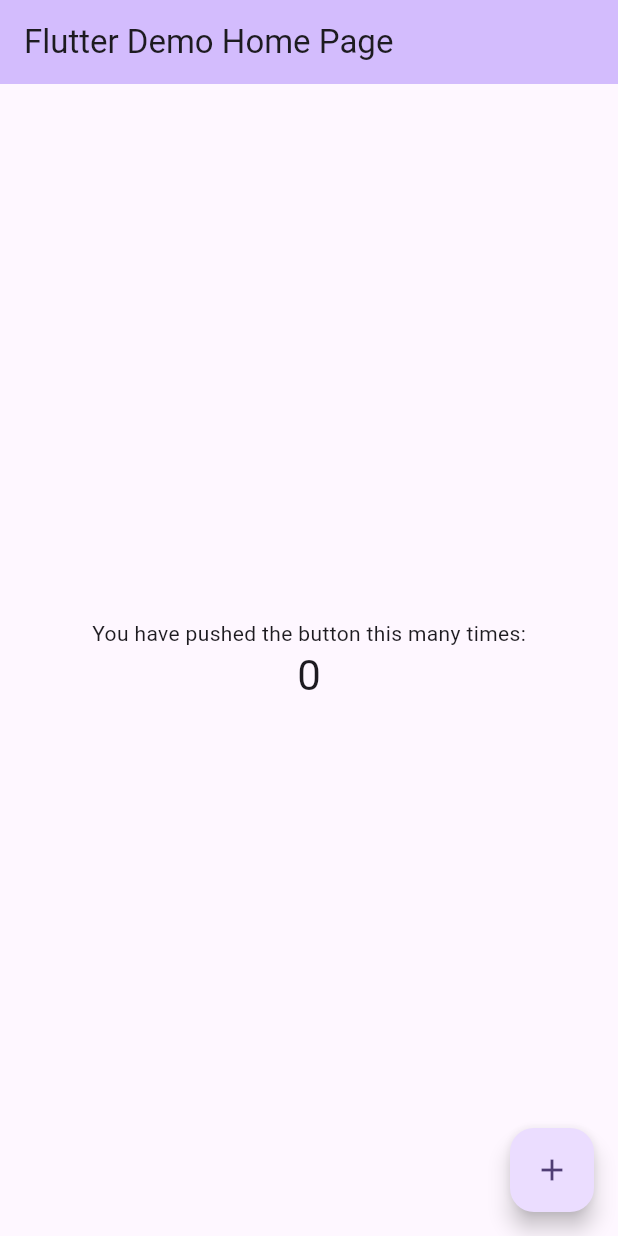
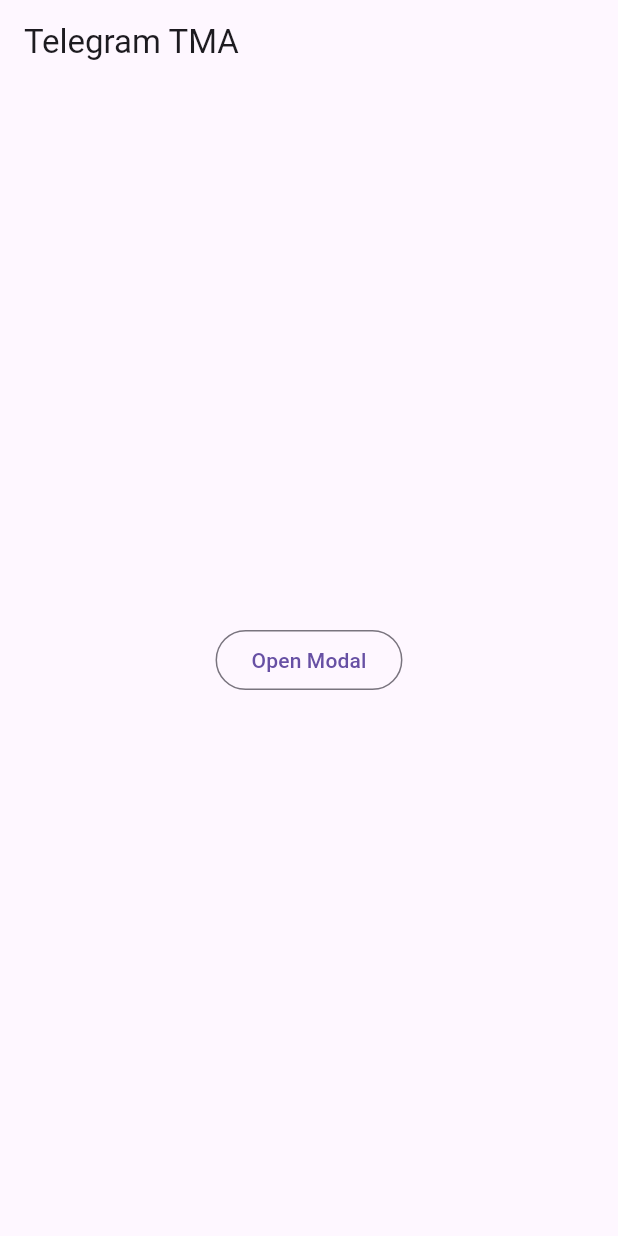
Before and after one commit to f0cuSsss/test_tma_tg, a Flutter app: the screen it shows after launch, on a phone screen of 412 x 824 dp. Run offline on Flutter 3.47's test engine with Material 3 defaults, Android fonts, the light colour scheme and no system bars; our stand-ins replace flutter_bloc, webview_flutter; missing offline and left inert: webview_flutter_android, webview_flutter_wkwebview.

Commit message:
first stage of tma

```diff
--- /dev/null
+++ b/devtools_options.yaml
@@ -0,0 +1,3 @@
+description: This file stores settings for Dart & Flutter DevTools.
+documentation: https://docs.flutter.dev/tools/devtools/extensions#configure-extension-enablement-states
+extensions:
--- a/lib/main.dart
+++ b/lib/main.dart
@@ -1,125 +1,18 @@
 import 'package:flutter/material.dart';
+import 'package:webview_flutter/webview_flutter.dart';
+import 'dart:io';
+
+import 'package:webview_flutter_android/webview_flutter_android.dart';
+import 'package:webview_flutter_wkwebview/webview_flutter_wkwebview.dart';
+
+import 'presentation/app.dart';
 
 void main() {
-  runApp(const MyApp());
-}
-
-class MyApp extends StatelessWidget {
-  const MyApp({super.key});
-
-  // This widget is the root of your application.
-  @override
-  Widget build(BuildContext context) {
-    return MaterialApp(
-      title: 'Flutter Demo',
-      theme: ThemeData(
-        // This is the theme of your application.
-        //
-        // TRY THIS: Try running your application with "flutter run". You'll see
-        // the application has a purple toolbar. Then, without quitting the app,
-        // try changing the seedColor in the colorScheme below to Colors.green
-        // and then invoke "hot reload" (save your changes or press the "hot
-        // reload" button in a Flutter-supported IDE, or press "r" if you used
-        // the command line to start the app).
-        //
-        // Notice that the counter didn't reset back to zero; the application
-        // state is not lost during the reload. To reset the state, use hot
-        // restart instead.
-        //
-        // This works for code too, not just values: Most code changes can be
-        // tested with just a hot reload.
-        colorScheme: ColorScheme.fromSeed(seedColor: Colors.deepPurple),
-        useMaterial3: true,
-      ),
-      home: const MyHomePage(title: 'Flutter Demo Home Page'),
-    );
-  }
-}
-
-class MyHomePage extends StatefulWidget {
-  const MyHomePage({super.key, required this.title});
-
-  // This widget is the home page of your application. It is stateful, meaning
-  // that it has a State object (defined below) that contains fields that affect
-  // how it looks.
-
-  // This class is the configuration for the state. It holds the values (in this
-  // case the title) provided by the parent (in this case the App widget) and
-  // used by the build method of the State. Fields in a Widget subclass are
-  // always marked "final".
-
-  final String title;
-
-  @override
-  State<MyHomePage> createState() => _MyHomePageState();
-}
-
-class _MyHomePageState extends State<MyHomePage> {
-  int _counter = 0;
-
-  void _incrementCounter() {
-    setState(() {
-      // This call to setState tells the Flutter framework that something has
-      // changed in this State, which causes it to rerun the build method below
-      // so that the display can reflect the updated values. If we changed
-      // _counter without calling setState(), then the build method would not be
-      // called again, and so nothing would appear to happen.
-      _counter++;
-    });
+  if (Platform.isAndroid) {
+    WebViewPlatform.instance = AndroidWebViewPlatform();
+  } else if (Platform.isIOS) {
+    WebViewPlatform.instance = WebKitWebViewPlatform();
   }
 
-  @override
-  Widget build(BuildContext context) {
-    // This method is rerun every time setState is called, for instance as done
-    // by the _incrementCounter method above.
-    //
-    // The Flutter framework has been optimized to make rerunning build methods
-    // fast, so that you can just rebuild anything that needs updating rather
-    // than having to individually change instances of widgets.
-    return Scaffold(
-      appBar: AppBar(
-        // TRY THIS: Try changing the color here to a specific color (to
-        // Colors.amber, perhaps?) and trigger a hot reload to see the AppBar
-        // change color while the other colors stay the same.
-        backgroundColor: Theme.of(context).colorScheme.inversePrimary,
-        // Here we take the value from the MyHomePage object that was created by
-        // the App.build method, and use it to set our appbar title.
-        title: Text(widget.title),
-      ),
-      body: Center(
-        // Center is a layout widget. It takes a single child and positions it
-        // in the middle of the parent.
-        child: Column(
-          // Column is also a layout widget. It takes a list of children and
-          // arranges them vertically. By default, it sizes itself to fit its
-          // children horizontally, and tries to be as tall as its parent.
-          //
-          // Column has various properties to control how it sizes itself and
-          // how it positions its children. Here we use mainAxisAlignment to
-          // center the children vertically; the main axis here is the vertical
-          // axis because Columns are vertical (the cross axis would be
-          // horizontal).
-          //
-          // TRY THIS: Invoke "debug painting" (choose the "Toggle Debug Paint"
-          // action in the IDE, or press "p" in the console), to see the
-          // wireframe for each widget.
-          mainAxisAlignment: MainAxisAlignment.center,
-          children: <Widget>[
-            const Text(
-              'You have pushed the button this many times:',
-            ),
-            Text(
-              '$_counter',
-              style: Theme.of(context).textTheme.headlineMedium,
-            ),
-          ],
-        ),
-      ),
-      floatingActionButton: FloatingActionButton(
-        onPressed: _incrementCounter,
-        tooltip: 'Increment',
-        child: const Icon(Icons.add),
-      ), // This trailing comma makes auto-formatting nicer for build methods.
-    );
-  }
+  runApp(const App());
 }
--- /dev/null
+++ b/lib/presentation/app.dart
@@ -0,0 +1,15 @@
+import 'package:flutter/material.dart';
+
+import 'main_screen.dart';
+
+class App extends StatelessWidget {
+  const App({super.key});
+
+  @override
+  Widget build(BuildContext context) {
+    return const MaterialApp(
+      debugShowCheckedModeBanner: false,
+      home: MainScreen(),
+    );
+  }
+}
--- /dev/null
+++ b/lib/presentation/core/app_colors.dart
@@ -0,0 +1,6 @@
+import 'package:flutter/material.dart';
+
+class AppColors {
+  static const Color transparent = Colors.transparent;
+  static const Color primary = Colors.black54;
+}
--- /dev/null
+++ b/lib/presentation/main_screen.dart
@@ -0,0 +1,31 @@
+import 'package:flutter/material.dart';
+import 'package:tma_tg_bottom_webview/presentation/core/app_colors.dart';
+import 'package:tma_tg_bottom_webview/presentation/modals/dynamic_modal.dart';
+
+class MainScreen extends StatelessWidget {
+  const MainScreen({super.key});
+
+  @override
+  Widget build(BuildContext context) {
+    return Scaffold(
+      appBar: AppBar(
+        title: const Text('Telegram TMA'),
+      ),
+      body: Center(
+        child: OutlinedButton(
+          onPressed: () {
+            showModalBottomSheet(
+              context: context,
+              isScrollControlled: true,
+              backgroundColor: AppColors.transparent,
+              builder: (context) => const DynamicModal(
+                url: 'https://google.com',
+              ),
+            );
+          },
+          child: const Text('Open Modal'),
+        ),
+      ),
+    );
+  }
+}
```
Also changed, not shown: lib/application/modal/modal_bloc.dart (added, +33 -0 lines), lib/application/modal/modal_event.dart (added, +10 -0 lines), lib/application/modal/modal_state.dart (added, +14 -0 lines), lib/presentation/modals/dynamic_modal.dart (added, +165 -0 lines), pubspec.yaml (+6 -2 lines), pubspec.lock, 11 other files.
